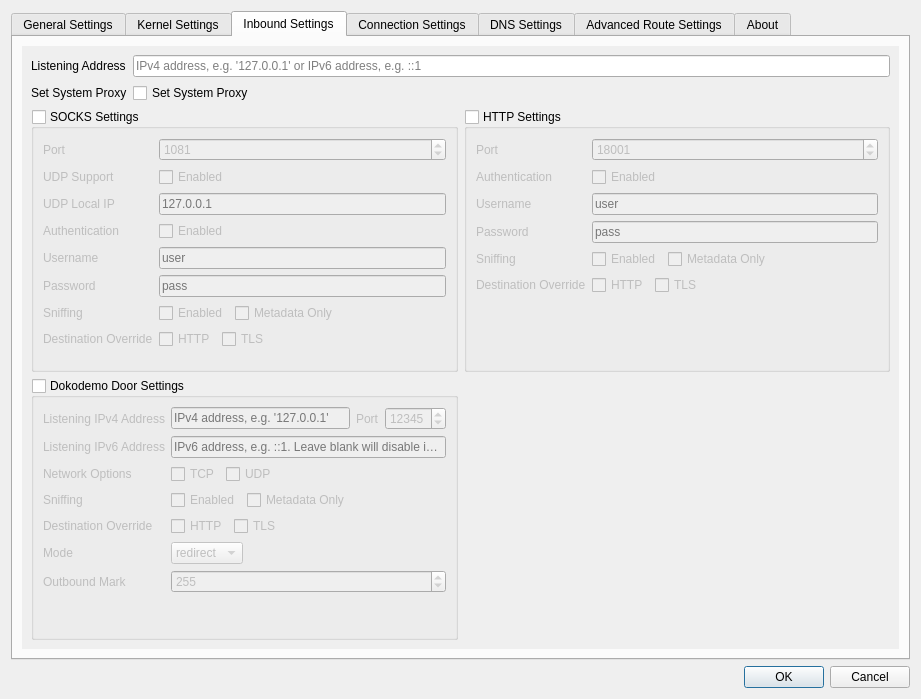
Before: the Qt Designer form src/ui/widgets/windows/w_PreferencesWindow.ui in U1F605/Qv2ray, drawn with Qt 5.
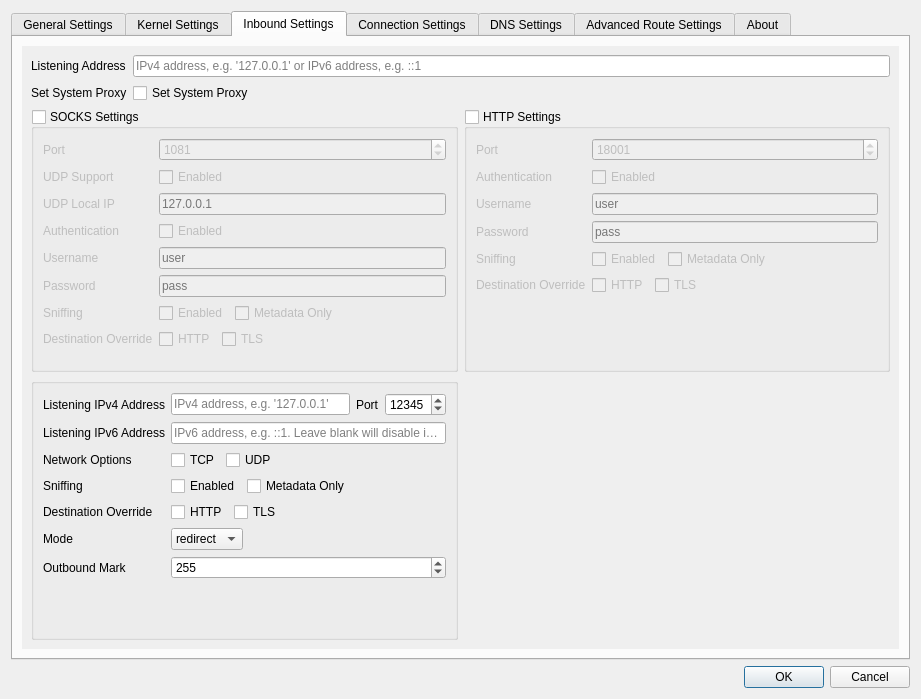
After: the same form once the commit is applied. The open tabs and pages were chosen to show the change. Icons and pictures are not drawn.

What changed in the file:
```diff
--- a/src/ui/widgets/windows/w_PreferencesWindow.ui
+++ b/src/ui/widgets/windows/w_PreferencesWindow.ui
@@ -1067,15 +1067,6 @@
             <layout class="QGridLayout" name="gridLayout_11">
              <item row="1" column="0">
               <widget class="QGroupBox" name="tproxyGroupBox">
-               <property name="title">
-                <string>Dokodemo Door Settings</string>
-               </property>
-               <property name="checkable">
-                <bool>true</bool>
-               </property>
-               <property name="checked">
-                <bool>false</bool>
-               </property>
                <layout class="QFormLayout" name="formLayout_11">
                 <item row="0" column="1">
                  <layout class="QHBoxLayout" name="horizontalLayout_8">
```
